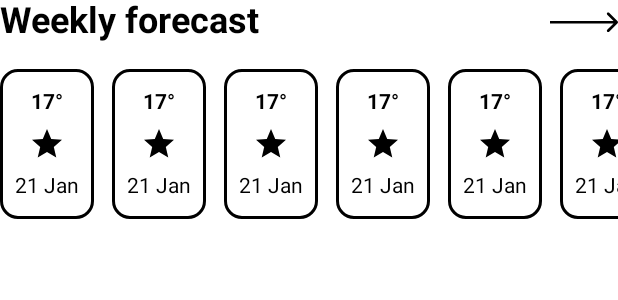
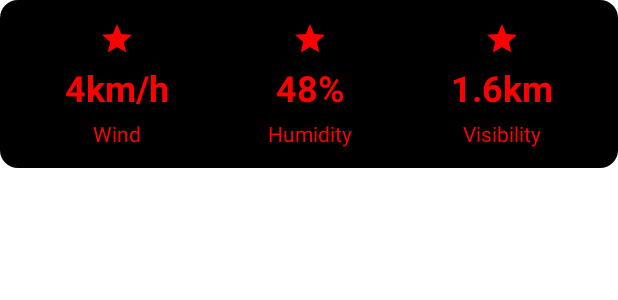
Before and after one commit to matinnasiri01/Breezy, an Android app built with Jetpack Compose: the @Preview function AppPreview, on a phone screen of 412 x 824 dp. Shown: the top 300 px of the screen. Run offline under Robolectric (Android 15) with nearby library versions, the phone set to English and light mode, and no system bars.

Commit message:
Added weather details

```diff
--- a/app/src/main/java/me/nasiri/breezy/presentation/App.kt
+++ b/app/src/main/java/me/nasiri/breezy/presentation/App.kt
@@ -2,16 +2,16 @@ package me.nasiri.breezy.presentation
 
 import androidx.compose.runtime.Composable
 import androidx.compose.ui.tooling.preview.Preview
+import me.nasiri.breezy.presentation.ui.elements.WeatherDetails
 import me.nasiri.breezy.presentation.ui.elements.Weekly
 
 @Composable
 fun App() {
-    /*todo is here*/
-    Weekly()
+    WeatherDetails()
 }
 
 @Preview
 @Composable
-fun AppPreview() {
+private fun AppPreview() {
     App()
 }
--- /dev/null
+++ b/app/src/main/java/me/nasiri/breezy/presentation/ui/elements/WeatherDetails.kt
@@ -0,0 +1,83 @@
+package me.nasiri.breezy.presentation.ui.elements
+
+import androidx.compose.foundation.background
+import androidx.compose.foundation.layout.Arrangement
+import androidx.compose.foundation.layout.Column
+import androidx.compose.foundation.layout.Row
+import androidx.compose.foundation.layout.fillMaxWidth
+import androidx.compose.foundation.layout.padding
+import androidx.compose.foundation.shape.RoundedCornerShape
+import androidx.compose.material.icons.Icons
+import androidx.compose.material.icons.filled.Star
+import androidx.compose.material3.Icon
+import androidx.compose.material3.Text
+import androidx.compose.runtime.Composable
+import androidx.compose.ui.Alignment
+import androidx.compose.ui.Modifier
+import androidx.compose.ui.graphics.Color
+import androidx.compose.ui.graphics.vector.ImageVector
+import androidx.compose.ui.res.stringResource
+import androidx.compose.ui.text.font.FontWeight
+import androidx.compose.ui.tooling.preview.Preview
+import androidx.compose.ui.unit.dp
+import androidx.compose.ui.unit.sp
+import me.nasiri.breezy.R
+
+@Composable
+fun WeatherDetails(/*todo get state and content color*/) {
+    val contentColor = Color.Red
+
+    Row(
+        modifier = Modifier
+            .fillMaxWidth()
+            .background(Color.Black, RoundedCornerShape(12.dp))
+            .padding(horizontal = 10.dp, vertical = 14.dp),
+        horizontalArrangement = Arrangement.SpaceAround
+    ) {
+        WeatherDetailItem(
+            icon = Icons.Default.Star,
+            label = stringResource(id = R.string.sp_wind),
+            value = stringResource(id = R.string.wind),
+            contentColor = contentColor
+        )
+        WeatherDetailItem(
+            icon = Icons.Default.Star,
+            label = stringResource(id = R.string.sp_humidity),
+            value = stringResource(id = R.string.humidity),
+            contentColor = contentColor
+        )
+        WeatherDetailItem(
+            icon = Icons.Default.Star,
+            label = stringResource(id = R.string.sp_visibility),
+            value = stringResource(id = R.string.visibility),
+            contentColor = contentColor
+        )
+    }
+}
+
+@Composable
+private fun WeatherDetailItem(
+    icon: ImageVector,
+    label: String,
+    value: String,
+    contentColor: Color,
+) {
+    Column(
+        horizontalAlignment = Alignment.CenterHorizontally,
+        verticalArrangement = Arrangement.spacedBy(8.dp)
+    ) {
+        /*todo 1.change size 2.find the icons*/
+        Icon(imageVector = icon, contentDescription = null, tint = contentColor)
+        Text(
+            color = contentColor, text = label, fontWeight = FontWeight.Bold, fontSize = 24.sp
+        )
+        Text(color = contentColor, text = value)
+    }
+}
+
+
+@Preview(showBackground = true)
+@Composable
+private fun WeatherDetailsPreview() {
+    WeatherDetails()
+}
--- a/app/src/main/java/me/nasiri/breezy/presentation/ui/elements/Weekly.kt
+++ b/app/src/main/java/me/nasiri/breezy/presentation/ui/elements/Weekly.kt
@@ -61,7 +61,7 @@ fun Weekly(/*todo get state*/) {
 }
 
 @Composable
-fun WeeklyItem(/*todo get state*/) {
+private fun WeeklyItem(/*todo get state*/) {
     Column(
         modifier = Modifier
             .border(2.dp, Color.Black, RoundedCornerShape(12.dp))
@@ -77,6 +77,6 @@ fun WeeklyItem(/*todo get state*/) {
 
 @Preview(showBackground = true)
 @Composable
-fun WeeklyPreview() {
+private fun WeeklyPreview() {
     Weekly()
 }
--- a/app/src/main/res/values/strings.xml
+++ b/app/src/main/res/values/strings.xml
@@ -7,4 +7,12 @@
     <string name="sp_time">21 Jan</string>
 
 
+    <!--  Weather Details section -->
+    <string name="wind">Wind</string>
+    <string name="humidity">Humidity</string>
+    <string name="visibility">Visibility</string>
+    <string name="sp_wind">4km/h</string>
+    <string name="sp_humidity">48%</string>
+    <string name="sp_visibility">1.6km</string>
+
 </resources>
```
